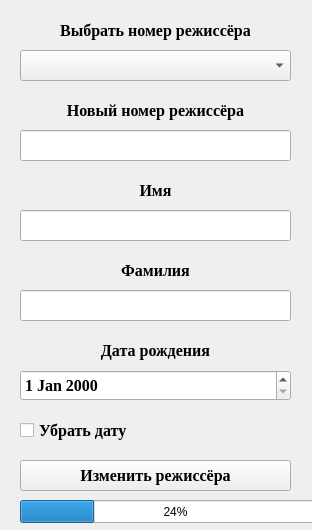
The window that Client/updatedirector.ui (NikitaVirachev/course-work-on-DB) describes before a commit, drawn with Qt 5.
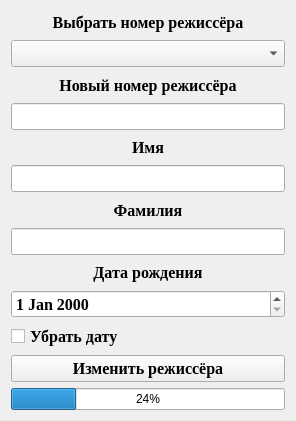
The same window after the commit.

```diff
--- a/Client/updatedirector.ui
+++ b/Client/updatedirector.ui
@@ -6,22 +6,16 @@
    <rect>
     <x>0</x>
     <y>0</y>
-    <width>312</width>
-    <height>530</height>
+    <width>296</width>
+    <height>421</height>
    </rect>
   </property>
   <property name="windowTitle">
    <string>Form</string>
   </property>
+  <layout class="QGridLayout" name="gridLayout">
+   <item row="0" column="0">
   <widget class="QLabel" name="label">
-   <property name="geometry">
-    <rect>
-     <x>20</x>
-     <y>20</y>
-     <width>271</width>
-     <height>21</height>
-    </rect>
-   </property>
    <property name="font">
     <font>
      <family>Times New Roman</family>
@@ -37,15 +31,9 @@
     <set>Qt::AlignCenter</set>
    </property>
   </widget>
+   </item>
+   <item row="1" column="0">
   <widget class="QComboBox" name="comboBox">
-   <property name="geometry">
-    <rect>
-     <x>20</x>
-     <y>50</y>
-     <width>271</width>
-     <height>31</height>
-    </rect>
-   </property>
    <property name="font">
     <font>
      <family>Times New Roman</family>
@@ -55,15 +43,9 @@
     </font>
    </property>
   </widget>
+   </item>
+   <item row="2" column="0">
   <widget class="QLabel" name="label_2">
-   <property name="geometry">
-    <rect>
-     <x>20</x>
-     <y>100</y>
-     <width>271</width>
-     <height>21</height>
-    </rect>
-   </property>
    <property name="font">
     <font>
      <family>Times New Roman</family>
@@ -79,15 +61,9 @@
     <set>Qt::AlignCenter</set>
    </property>
   </widget>
+   </item>
+   <item row="3" column="0">
   <widget class="QLineEdit" name="lineEdit">
-   <property name="geometry">
-    <rect>
-     <x>20</x>
-     <y>130</y>
-     <width>271</width>
-     <height>31</height>
-    </rect>
-   </property>
    <property name="font">
     <font>
      <family>Times New Roman</family>
@@ -97,15 +73,9 @@
     </font>
    </property>
   </widget>
+   </item>
+   <item row="4" column="0">
   <widget class="QLabel" name="label_3">
-   <property name="geometry">
-    <rect>
-     <x>20</x>
-     <y>180</y>
-     <width>271</width>
-     <height>21</height>
-    </rect>
-   </property>
    <property name="font">
     <font>
      <family>Times New Roman</family>
@@ -121,15 +91,9 @@
     <set>Qt::AlignCenter</set>
    </property>
   </widget>
+   </item>
+   <item row="5" column="0">
   <widget class="QLineEdit" name="lineEdit_2">
-   <property name="geometry">
-    <rect>
-     <x>20</x>
-     <y>210</y>
-     <width>271</width>
-     <height>31</height>
-    </rect>
-   </property>
    <property name="font">
     <font>
      <family>Times New Roman</family>
@@ -139,15 +103,9 @@
     </font>
    </property>
   </widget>
+   </item>
+   <item row="6" column="0">
   <widget class="QLabel" name="label_4">
-   <property name="geometry">
-    <rect>
-     <x>20</x>
-     <y>260</y>
-     <width>271</width>
-     <height>21</height>
-    </rect>
-   </property>
    <property name="font">
     <font>
      <family>Times New Roman</family>
@@ -163,15 +121,9 @@
     <set>Qt::AlignCenter</set>
    </property>
   </widget>
+   </item>
+   <item row="7" column="0">
   <widget class="QLineEdit" name="lineEdit_3">
-   <property name="geometry">
-    <rect>
-     <x>20</x>
-     <y>290</y>
-     <width>271</width>
-     <height>31</height>
-    </rect>
-   </property>
    <property name="font">
     <font>
      <family>Times New Roman</family>
@@ -181,15 +133,9 @@
     </font>
    </property>
   </widget>
+   </item>
+   <item row="8" column="0">
   <widget class="QLabel" name="label_5">
-   <property name="geometry">
-    <rect>
-     <x>20</x>
-     <y>340</y>
-     <width>271</width>
-     <height>21</height>
-    </rect>
-   </property>
    <property name="font">
     <font>
      <family>Times New Roman</family>
@@ -205,15 +151,21 @@
     <set>Qt::AlignCenter</set>
    </property>
   </widget>
+   </item>
+   <item row="9" column="0">
   <widget class="QDateEdit" name="dateEdit">
-   <property name="geometry">
-    <rect>
-     <x>20</x>
-     <y>370</y>
-     <width>271</width>
-     <height>31</height>
-    </rect>
-   </property>
+     <property name="font">
+      <font>
+       <family>Times New Roman</family>
+       <pointsize>12</pointsize>
+       <weight>75</weight>
+       <bold>true</bold>
+      </font>
+     </property>
+    </widget>
+   </item>
+   <item row="10" column="0">
+    <widget class="QCheckBox" name="checkBox">
    <property name="font">
     <font>
      <family>Times New Roman</family>
@@ -222,16 +174,13 @@
      <bold>true</bold>
     </font>
    </property>
-  </widget>
+     <property name="text">
+      <string>Убрать дату</string>
+     </property>
+    </widget>
+   </item>
+   <item row="11" column="0">
   <widget class="QPushButton" name="pushButton">
-   <property name="geometry">
-    <rect>
-     <x>20</x>
-     <y>460</y>
-     <width>271</width>
-     <height>31</height>
-    </rect>
-   </property>
    <property name="font">
     <font>
      <family>Times New Roman</family>
@@ -244,40 +193,15 @@
     <string>Изменить режиссёра</string>
    </property>
   </widget>
+   </item>
+   <item row="12" column="0">
   <widget class="QProgressBar" name="progressBar">
-   <property name="geometry">
-    <rect>
-     <x>20</x>
-     <y>500</y>
-     <width>311</width>
-     <height>23</height>
-    </rect>
-   </property>
    <property name="value">
     <number>24</number>
    </property>
   </widget>
-  <widget class="QCheckBox" name="checkBox">
-   <property name="geometry">
-    <rect>
-     <x>20</x>
-     <y>420</y>
-     <width>271</width>
-     <height>20</height>
-    </rect>
-   </property>
-   <property name="font">
-    <font>
-     <family>Times New Roman</family>
-     <pointsize>12</pointsize>
-     <weight>75</weight>
-     <bold>true</bold>
-    </font>
-   </property>
-   <property name="text">
-    <string>Убрать дату</string>
-   </property>
-  </widget>
+   </item>
+  </layout>
  </widget>
  <resources/>
  <connections/>
```
Lines whose indentation alone changed are shown as unchanged.
